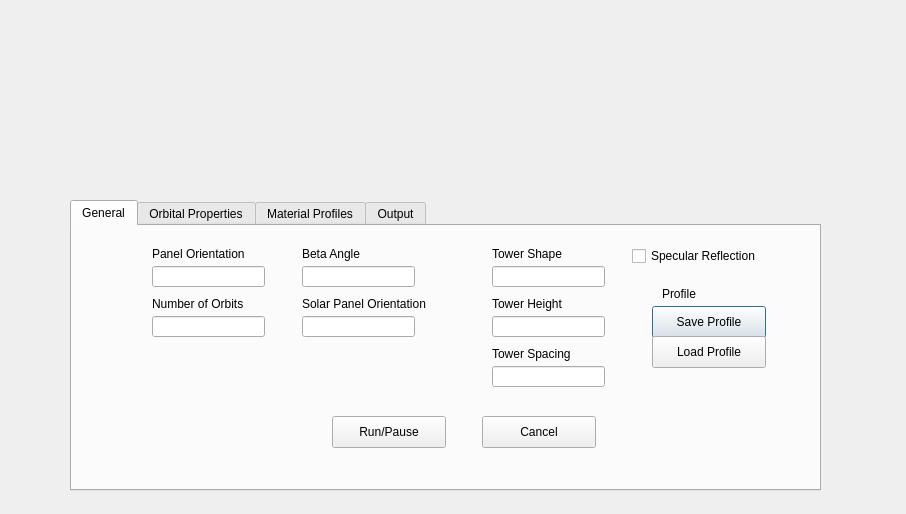
First picture: the form in XMLWidget/inputpage.ui, repository agiron123/3DPhotovoltaics, before the edit.
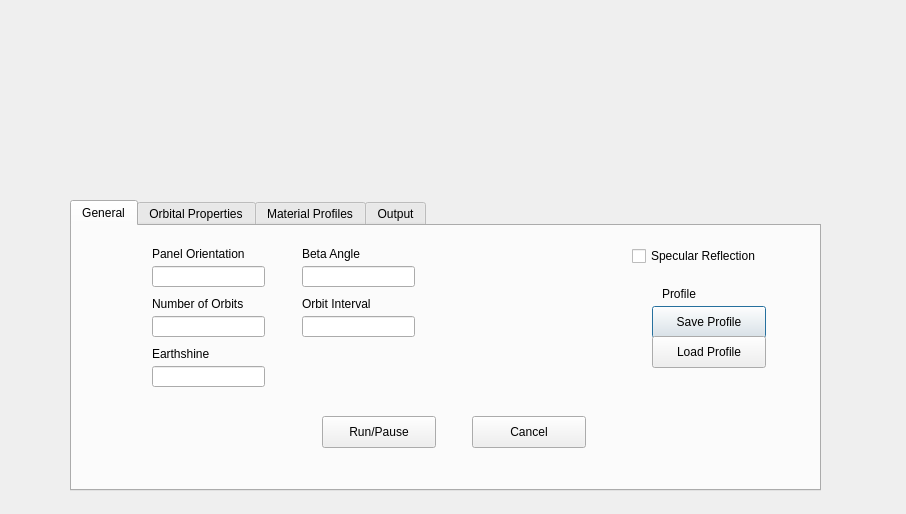
Second picture: the form after the edit. The open tabs and pages were chosen to show the change.

Commit message: Added UI elements to the XML widget. Made sure that each element from the xml_validator is present in the XML widget.

Diff of the .ui file:
```diff
--- a/XMLWidget/inputpage.ui
+++ b/XMLWidget/inputpage.ui
@@ -68,59 +68,7 @@
       <string>Number of Orbits</string>
      </property>
     </widget>
-    <widget class="QLabel" name="label_4">
-     <property name="geometry">
-      <rect>
-       <x>230</x>
-       <y>70</y>
-       <width>151</width>
-       <height>16</height>
-      </rect>
-     </property>
-     <property name="text">
-      <string>Solar Panel Orientation</string>
-     </property>
-    </widget>
-    <widget class="QLabel" name="label_5">
-     <property name="geometry">
-      <rect>
-       <x>420</x>
-       <y>20</y>
-       <width>121</width>
-       <height>16</height>
-      </rect>
-     </property>
-     <property name="text">
-      <string>Tower Shape</string>
-     </property>
-    </widget>
-    <widget class="QLabel" name="label_6">
-     <property name="geometry">
-      <rect>
-       <x>420</x>
-       <y>70</y>
-       <width>121</width>
-       <height>16</height>
-      </rect>
-     </property>
-     <property name="text">
-      <string>Tower Height</string>
-     </property>
-    </widget>
-    <widget class="QLabel" name="label_7">
-     <property name="geometry">
-      <rect>
-       <x>420</x>
-       <y>120</y>
-       <width>121</width>
-       <height>16</height>
-      </rect>
-     </property>
-     <property name="text">
-      <string>Tower Spacing</string>
-     </property>
-    </widget>
-    <widget class="QCheckBox" name="checkBox">
+    <widget class="QCheckBox" name="Specular_Reflection">
      <property name="geometry">
       <rect>
        <x>560</x>
@@ -202,50 +150,10 @@
       </rect>
      </property>
     </widget>
-    <widget class="QLineEdit" name="lineEdit_4">
+    <widget class="QPushButton" name="general_RunButton">
      <property name="geometry">
       <rect>
-       <x>230</x>
-       <y>90</y>
-       <width>113</width>
-       <height>21</height>
-      </rect>
-     </property>
-    </widget>
-    <widget class="QLineEdit" name="lineEdit_5">
-     <property name="geometry">
-      <rect>
-       <x>420</x>
-       <y>40</y>
-       <width>113</width>
-       <height>21</height>
-      </rect>
-     </property>
-    </widget>
-    <widget class="QLineEdit" name="lineEdit_6">
-     <property name="geometry">
-      <rect>
-       <x>420</x>
-       <y>90</y>
-       <width>113</width>
-       <height>21</height>
-      </rect>
-     </property>
-    </widget>
-    <widget class="QLineEdit" name="lineEdit_7">
-     <property name="geometry">
-      <rect>
-       <x>420</x>
-       <y>140</y>
-       <width>113</width>
-       <height>21</height>
-      </rect>
-     </property>
-    </widget>
-    <widget class="QPushButton" name="pushButton_3">
-     <property name="geometry">
-      <rect>
-       <x>260</x>
+       <x>250</x>
        <y>190</y>
        <width>114</width>
        <height>32</height>
@@ -258,7 +166,7 @@
     <widget class="QPushButton" name="pushButton_4">
      <property name="geometry">
       <rect>
-       <x>410</x>
+       <x>400</x>
        <y>190</y>
        <width>114</width>
        <height>32</height>
@@ -268,6 +176,52 @@
       <string>Cancel</string>
      </property>
     </widget>
+    <widget class="QLabel" name="label_20">
+     <property name="geometry">
+      <rect>
+       <x>80</x>
+       <y>120</y>
+       <width>121</width>
+       <height>16</height>
+      </rect>
+     </property>
+     <property name="text">
+      <string>Earthshine</string>
+     </property>
+    </widget>
+    <widget class="QLineEdit" name="earthshine">
+     <property name="geometry">
+      <rect>
+       <x>80</x>
+       <y>140</y>
+       <width>113</width>
+       <height>21</height>
+      </rect>
+     </property>
+    </widget>
+    <widget class="QLabel" name="label_21">
+     <property name="geometry">
+      <rect>
+       <x>230</x>
+       <y>70</y>
+       <width>121</width>
+       <height>16</height>
+      </rect>
+     </property>
+     <property name="text">
+      <string>Orbit Interval</string>
+     </property>
+    </widget>
+    <widget class="QLineEdit" name="orbit_interval">
+     <property name="geometry">
+      <rect>
+       <x>230</x>
+       <y>90</y>
+       <width>113</width>
+       <height>21</height>
+      </rect>
+     </property>
+    </widget>
    </widget>
    <widget class="QWidget" name="tab_2">
     <attribute name="title">
@@ -591,6 +545,123 @@
       <string>Cancel</string>
      </property>
     </widget>
+    <widget class="QComboBox" name="shape">
+     <property name="geometry">
+      <rect>
+       <x>510</x>
+       <y>40</y>
+       <width>161</width>
+       <height>26</height>
+      </rect>
+     </property>
+     <item>
+      <property name="text">
+       <string>Rectangular Prism</string>
+      </property>
+     </item>
+     <item>
+      <property name="text">
+       <string>Cylinder</string>
+      </property>
+     </item>
+     <item>
+      <property name="text">
+       <string>Convex Polygon</string>
+      </property>
+     </item>
+     <item>
+      <property name="text">
+       <string>Y Trench</string>
+      </property>
+     </item>
+     <item>
+      <property name="text">
+       <string>X Trench</string>
+      </property>
+     </item>
+    </widget>
+    <widget class="QLabel" name="label_4">
+     <property name="geometry">
+      <rect>
+       <x>510</x>
+       <y>20</y>
+       <width>101</width>
+       <height>20</height>
+      </rect>
+     </property>
+     <property name="text">
+      <string>Tower Shape</string>
+     </property>
+    </widget>
+    <widget class="QLabel" name="label_17">
+     <property name="geometry">
+      <rect>
+       <x>510</x>
+       <y>70</y>
+       <width>81</width>
+       <height>16</height>
+      </rect>
+     </property>
+     <property name="text">
+      <string>Tower Pitch</string>
+     </property>
+    </widget>
+    <widget class="QLineEdit" name="pitch">
+     <property name="geometry">
+      <rect>
+       <x>510</x>
+       <y>90</y>
+       <width>113</width>
+       <height>21</height>
+      </rect>
+     </property>
+    </widget>
+    <widget class="QLabel" name="label_18">
+     <property name="geometry">
+      <rect>
+       <x>510</x>
+       <y>120</y>
+       <width>81</width>
+       <height>16</height>
+      </rect>
+     </property>
+     <property name="text">
+      <string>Tower Width</string>
+     </property>
+    </widget>
+    <widget class="QLineEdit" name="width">
+     <property name="geometry">
+      <rect>
+       <x>510</x>
+       <y>140</y>
+       <width>113</width>
+       <height>21</height>
+      </rect>
+     </property>
+    </widget>
+    <widget class="QLabel" name="label_19">
+     <property name="geometry">
+      <rect>
+       <x>510</x>
+       <y>170</y>
+       <width>91</width>
+       <height>16</height>
+      </rect>
+     </property>
+     <property name="text">
+      <string>Tower Height</string>
+     </property>
+    </widget>
+    <widget class="QLineEdit" name="height">
+     <property name="geometry">
+      <rect>
+       <x>510</x>
+       <y>190</y>
+       <width>113</width>
+       <height>21</height>
+      </rect>
+     </property>
+    </widget>
    </widget>
    <widget class="QWidget" name="tab_4">
     <attribute name="title">
```
Left out of the diff: 76 changed lines with no effect on the pictures. The commit also changes 3 other files.
